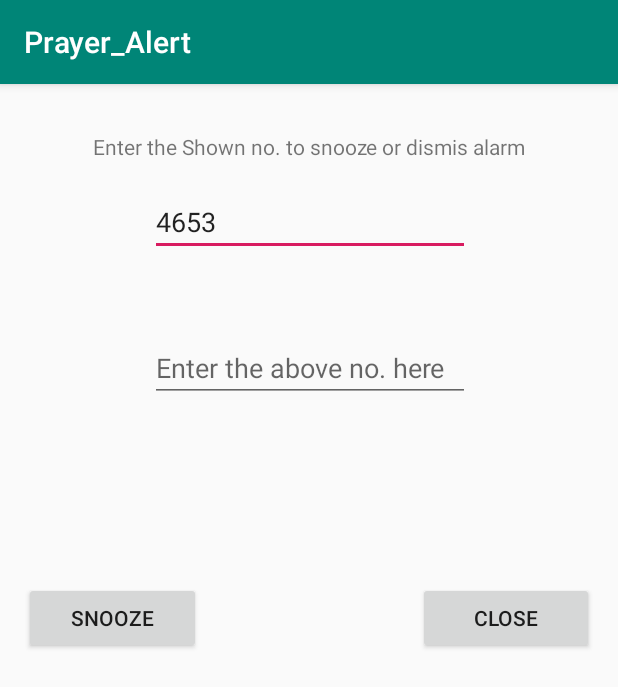
After one commit to amunim/Prayer_Alert, an Android app: the AlarmRingActivity screen opened directly, with no data from a screen before it, on a phone screen of 412 x 824 dp. The commit adds this screen. Shown: the top 687 px of the screen. Run offline under Robolectric (Android 15) with nearby library versions, the phone set to English and light mode, and no system bars; network calls fail; 2 statements that could not run were skipped.

Commit message:
On Alarm will show a layout

```diff
--- /dev/null
+++ b/app/src/main/java/com/amfk/prayer_alert/AlarmRingActivity.java
@@ -0,0 +1,98 @@
+package com.amfk.prayer_alert;
+
+import android.app.AlarmManager;
+import android.app.AlertDialog;
+import android.app.PendingIntent;
+import android.content.Context;
+import android.content.Intent;
+import android.media.MediaPlayer;
+import android.support.v7.app.AppCompatActivity;
+import android.os.Bundle;
+import android.view.View;
+import android.widget.EditText;
+
+import java.util.Arrays;
+import java.util.Calendar;
+
+public class AlarmRingActivity extends AppCompatActivity {
+
+    public String PrayerName;
+
+    private EditText NumberDisplay;
+    private EditText NumberInput;
+    private String RandomNumber;
+
+    private MediaPlayer player;
+
+    @Override
+    protected void onCreate(Bundle savedInstanceState) {
+        super.onCreate(savedInstanceState);
+        setContentView(R.layout.activity_alarm_ring);
+
+        PrayerName = getIntent().getExtras().getString("Prayer");
+
+        if (PrayerName.equals("Fajr")) {
+            player = MediaPlayer.create(AlarmRingActivity.this,R.raw.islamic_alarm_tone);
+        } else {
+            player = MediaPlayer.create(AlarmRingActivity.this,R.raw.azan_takber_alkatamy);
+        }
+        player.setLooping(true);
+
+        SetReferences();
+
+        RefreshCaptcha();
+
+    }
+
+    private void SetReferences(){
+        NumberDisplay = findViewById(R.id.NumberDisplay);
+        NumberInput = findViewById(R.id.NumberInput);
+    }
+
+    public void OnCloseBTNClick(View v){
+        if(!NumberInput.getText().toString().replaceAll(" ","").equals(RandomNumber)){
+            OnIncorrectCaptchaAnswer();
+        }else{
+            player.stop();
+            this.finish();
+        }
+    }
+
+    public void OnSnoozeBTNClick(View v){
+        if(!NumberInput.getText().toString().replaceAll(" ","").equals(RandomNumber)){
+            OnIncorrectCaptchaAnswer();
+        }else{
+            Calendar cal = Calendar.getInstance();
+            cal.add(Calendar.MINUTE, 5);
+
+            AlarmManager manager = (AlarmManager) getSystemService(Context.ALARM_SERVICE);
+            Intent intent = new Intent(AlarmRingActivity.this, AlarmReceiver.class);
+            intent.putExtra("Prayer",PrayerName);
+            PendingIntent pendingIntent = PendingIntent.getBroadcast(AlarmRingActivity.this,GetRequestCode(PrayerName),intent,0);
+
+            manager.set(AlarmManager.RTC_WAKEUP,cal.getTimeInMillis(),pendingIntent);
+            finish();
+            player.stop();
+        }
+    }
+
+    private int GetRequestCode(String string){
+        return Arrays.asList(Prayers.Names).indexOf(string);
+    }
+
+    private void RefreshCaptcha(){
+        RandomNumber = Integer.toString((int)(Math.random() * 5000 + 1000));
+
+        NumberDisplay.setText(RandomNumber);
+        NumberInput.setText("");
+    }
+
+    private void OnIncorrectCaptchaAnswer(){
+        AlertDialog.Builder builder = new AlertDialog.Builder(this);
+        builder.setMessage("Please enter a correct captcha!!!")
+                .setTitle("Incorrect Captcha");
+        builder.show();
+
+        RefreshCaptcha();
+    }
+}
--- /dev/null
+++ b/app/src/main/java/com/amfk/prayer_alert/Prayers.java
@@ -0,0 +1,5 @@
+package com.amfk.prayer_alert;
+
+public class Prayers {
+    public static String[] Names = new String[] {"Fajr", "Dhuhr", "Asr","Maghrib", "Isha"};
+}
--- /dev/null
+++ b/app/src/main/res/layout/activity_alarm_ring.xml
@@ -0,0 +1,81 @@
+<?xml version="1.0" encoding="utf-8"?>
+<android.support.constraint.ConstraintLayout xmlns:android="http://schemas.android.com/apk/res/android"
+    xmlns:app="http://schemas.android.com/apk/res-auto"
+    xmlns:tools="http://schemas.android.com/tools"
+    android:layout_width="match_parent"
+    android:layout_height="match_parent"
+    tools:context=".AlarmRingActivity">
+
+    <EditText
+        android:id="@+id/NumberDisplay"
+        android:layout_width="wrap_content"
+        android:layout_height="wrap_content"
+        android:layout_marginStart="8dp"
+        android:layout_marginLeft="8dp"
+        android:layout_marginTop="12dp"
+        android:layout_marginEnd="8dp"
+        android:layout_marginRight="8dp"
+        android:editable="false"
+        android:ems="10"
+        android:inputType="number"
+        android:singleLine="true"
+        app:layout_constraintEnd_toEndOf="parent"
+        app:layout_constraintHorizontal_bias="0.503"
+        app:layout_constraintStart_toStartOf="parent"
+        app:layout_constraintTop_toBottomOf="@+id/textView2" />
+
+    <EditText
+        android:id="@+id/NumberInput"
+        android:layout_width="wrap_content"
+        android:layout_height="wrap_content"
+        android:layout_marginStart="8dp"
+        android:layout_marginLeft="8dp"
+        android:layout_marginTop="52dp"
+        android:layout_marginEnd="8dp"
+        android:layout_marginRight="8dp"
+        android:ems="10"
+        android:hint="Enter the above no. here"
+        android:inputType="number"
+        app:layout_constraintEnd_toEndOf="parent"
+        app:layout_constraintHorizontal_bias="0.503"
+        app:layout_constraintStart_toStartOf="parent"
+        app:layout_constraintTop_toBottomOf="@+id/NumberDisplay" />
+
+    <Button
+        android:id="@+id/CloseBTN"
+        android:layout_width="117dp"
+        android:layout_height="wrap_content"
+        android:layout_marginTop="120dp"
+        android:layout_marginEnd="16dp"
+        android:layout_marginRight="16dp"
+        android:onClick="OnCloseBTNClick"
+        android:text="Close"
+        app:layout_constraintEnd_toEndOf="parent"
+        app:layout_constraintTop_toBottomOf="@+id/NumberInput" />
+
+    <Button
+        android:id="@+id/SnoozeBTN"
+        android:layout_width="118dp"
+        android:layout_height="wrap_content"
+        android:layout_marginStart="16dp"
+        android:layout_marginLeft="16dp"
+        android:layout_marginTop="120dp"
+        android:onClick="OnSnoozeBTNClick"
+        android:text="Snooze"
+        app:layout_constraintStart_toStartOf="parent"
+        app:layout_constraintTop_toBottomOf="@+id/NumberInput" />
+
+    <TextView
+        android:id="@+id/textView2"
+        android:layout_width="wrap_content"
+        android:layout_height="25dp"
+        android:layout_marginStart="8dp"
+        android:layout_marginLeft="8dp"
+        android:layout_marginTop="32dp"
+        android:layout_marginEnd="8dp"
+        android:layout_marginRight="8dp"
+        android:text="Enter the Shown no. to snooze or dismis alarm"
+        app:layout_constraintEnd_toEndOf="parent"
+        app:layout_constraintStart_toStartOf="parent"
+        app:layout_constraintTop_toTopOf="parent" />
+</android.support.constraint.ConstraintLayout>
--- a/app/src/main/res/layout/activity_main.xml
+++ b/app/src/main/res/layout/activity_main.xml
@@ -143,8 +143,9 @@
         android:layout_marginLeft="36dp"
         android:layout_marginTop="52dp"
         android:layout_marginBottom="8dp"
+        android:background="@android:color/holo_blue_light"
+        android:onClick="OnSaveBTNClick"
         android:text="Save"
-        android:onClick="OnSaveBTNClick"
         app:layout_constraintBottom_toBottomOf="parent"
         app:layout_constraintStart_toStartOf="parent"
         app:layout_constraintTop_toBottomOf="@+id/IshaTime"
@@ -160,8 +161,9 @@
         android:layout_marginEnd="8dp"
         android:layout_marginRight="8dp"
         android:layout_marginBottom="8dp"
+        android:background="@android:color/holo_blue_light"
+        android:onClick="OnRefreshBTNClick"
         android:text="Refresh"
-        android:onClick="OnRefreshBTNClick"
         app:layout_constraintBottom_toBottomOf="parent"
         app:layout_constraintEnd_toEndOf="parent"
         app:layout_constraintHorizontal_bias="0.0"
--- a/app/src/main/res/values/strings.xml
+++ b/app/src/main/res/values/strings.xml
@@ -1,3 +1,4 @@
 <resources>
     <string name="app_name">Prayer_Alert</string>
+    <string name="progress_loader_dialog">Downloading Current Timings, Please Wait</string>
 </resources>
```
Also changed, not shown: app/src/main/AndroidManifest.xml (+24 -4 lines), app/src/main/java/com/amfk/prayer_alert/AlarmOrganizer.java (+66 -16 lines), app/src/main/java/com/amfk/prayer_alert/AlarmReceiver.java (+31 -4 lines), app/src/main/java/com/amfk/prayer_alert/DeviceBootReceiver.java (added, +42 -0 lines), app/src/main/java/com/amfk/prayer_alert/MainActivity.java (+61 -24 lines), app/src/main/java/com/amfk/prayer_alert/NamazTime.java (added, +11 -0 lines).
